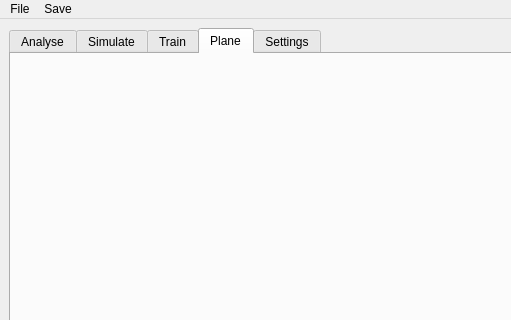
This is assets/app_gui.ui in abdeseha/Master_Enpo as Qt 5 draws it before an edit; both pictures show x 0 to 511 and y 0 to 320 of the 643 by 508 pixel window. The edited form follows.
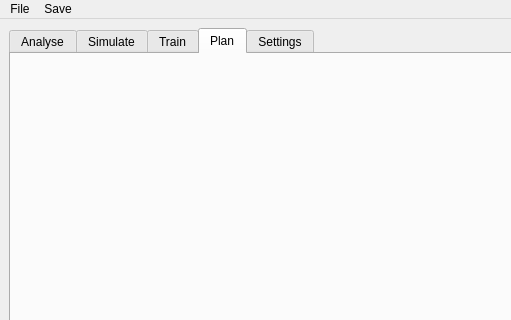
This is the edited form. The open tabs and pages were chosen to show the change. Icons and pictures are not drawn.

The edit to the form file:
```diff
--- a/assets/app_gui.ui
+++ b/assets/app_gui.ui
@@ -181,7 +181,7 @@
         </iconset>
        </attribute>
        <attribute name="title">
-        <string>Plane</string>
+        <string>Plan</string>
        </attribute>
       </widget>
       <widget class="QWidget" name="settings">
```
Left out of the diff: 4 changed lines with no effect on the pictures.
